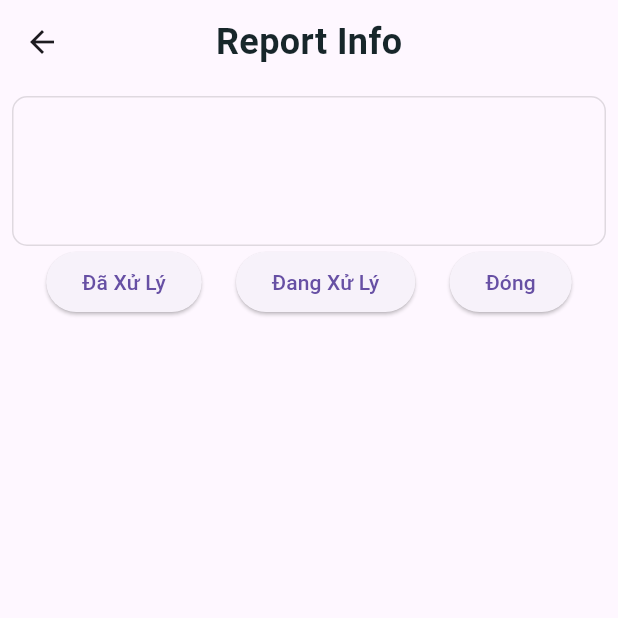
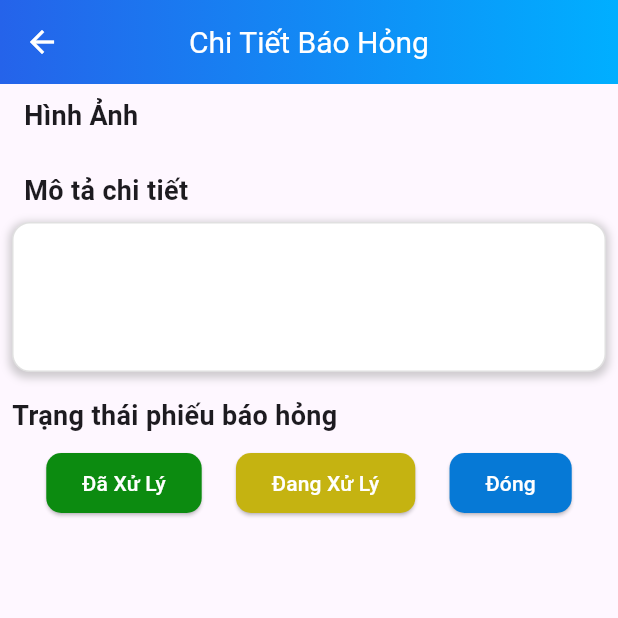
Before and after one commit to Phat723/SE100.011_QL_CSVC, a Flutter app: the ReportInfoScreen screen opened directly with empty values, after a tap on "Đóng", on a phone screen of 412 x 824 dp, the top half of it. Run offline on Flutter 3.47's test engine with Material 3 defaults, Android fonts, the light colour scheme and no system bars; our stand-ins replace carousel_slider, cloud_firestore, dots_indicator, file_picker, firebase_auth, firebase_core and 8 more; missing offline and left inert: excel, flutter_barcode_scanner, syncfusion_flutter_xlsio; accounts and stored records are empty; Roboto replaces fonts that are missing (WorkSans).

Commit message:
update ui

```diff
--- a/school_facility_management/lib/Screen/borrow_slip_management_screen.dart
+++ b/school_facility_management/lib/Screen/borrow_slip_management_screen.dart
@@ -127,7 +127,7 @@ class _BorrowSlipManagementScreenState
                                               mainAxisAlignment: MainAxisAlignment.spaceBetween,
                                               children: [
                                                 const Text("Người Tạo:",style: AppTheme.body1,),
-                                                Text(borrowList[index].creatorEmail, style: AppTheme.title,),
+                                                SizedBox(width: 250, child: Text(borrowList[index].creatorEmail, style: AppTheme.title, overflow: TextOverflow.ellipsis,)),
                                               ],
                                             ),
                                             Row(
--- a/school_facility_management/lib/Screen/report_info_screen.dart
+++ b/school_facility_management/lib/Screen/report_info_screen.dart
@@ -1,4 +1,3 @@
-
 import 'package:cloud_firestore/cloud_firestore.dart';
 import 'package:flutter/material.dart';
 import 'package:get/get.dart';
@@ -7,17 +6,17 @@ import 'package:photo_view/photo_view_gallery.dart';
 import 'package:school_facility_management/Controllers/Report_Controller.dart';
 import 'package:school_facility_management/Controllers/Room_Controller.dart';
 import 'package:school_facility_management/Model/AppTheme.dart';
+import 'package:school_facility_management/Model/theme.dart';
 import 'package:school_facility_management/UserModel/devices_detail_model.dart';
-import 'package:school_facility_management/Model/AppTheme.dart';
 import 'package:school_facility_management/UserModel/report_model.dart';
 
 class ReportInfoScreen extends StatefulWidget {
   final Report selectedReport;
 
-  const ReportInfoScreen({super.key, required this.selectedReport});
+  const ReportInfoScreen({Key? key, required this.selectedReport}) : super(key: key);
 
   @override
-  State<ReportInfoScreen> createState() => _ReportInfoScreenState();
+  _ReportInfoScreenState createState() => _ReportInfoScreenState();
 }
 
 class _ReportInfoScreenState extends State<ReportInfoScreen> {
@@ -39,7 +38,19 @@ class _ReportInfoScreenState extends State<ReportInfoScreen> {
           child: Padding(
             padding: const EdgeInsets.all(8.0),
             child: Column(
+              crossAxisAlignment: CrossAxisAlignment.start,
               children: [
+                Padding(
+                  padding: const EdgeInsets.only(left: 8.0),
+                  child: Text(
+                    'Hình Ảnh',
+                    style: TextStyle(
+                      fontSize: 18,
+                      fontWeight: FontWeight.bold,
+                    ),
+                  ),
+                ),
+                const SizedBox(height: 8),
                 GridView.builder(
                   padding: EdgeInsets.zero,
                   itemCount: report!.imageList.length,
@@ -48,107 +59,165 @@ class _ReportInfoScreenState extends State<ReportInfoScreen> {
                   physics: const NeverScrollableScrollPhysics(),
                   gridDelegate: const SliverGridDelegateWithFixedCrossAxisCount(
                     crossAxisCount: 3,
-                    crossAxisSpacing: 3.0,
-                    mainAxisSpacing: 3.0,
+                    crossAxisSpacing: 8.0,
+                    mainAxisSpacing: 8.0,
                     childAspectRatio: 1,
                   ),
                   itemBuilder: (context, index) {
-                    return LayoutBuilder(builder:
-                        (BuildContext context, BoxConstraints constraints) {
-                      return Center(
-                        child: Container(
-                          height: constraints.maxWidth - 10,
-                          width: constraints.maxHeight - 10,
-                          decoration: BoxDecoration(
-                            borderRadius: BorderRadius.circular(6),
-                            color: Colors.grey,
+                    return LayoutBuilder(
+                      builder: (BuildContext context, BoxConstraints constraints) {
+                        return GestureDetector(
+                          onTap: () {
+                            Get.to(FullScreenImageScreen(
+                              imageUrl: report!.imageList[index],
+                              imageList: report!.imageList,
+                            ));
+                          },
+                          child: ClipRRect(
+                            borderRadius: BorderRadius.circular(12),
+                            child: Hero(
+                              tag: report!.imageList[index],
+                              child: Image.network(
+                                report!.imageList[index],
+                                fit: BoxFit.cover,
+                              ),
+                            ),
                           ),
-                          alignment: Alignment.center,
-                          child: Column(
-                            mainAxisAlignment: MainAxisAlignment.center,
-                            children: [
-                              SizedBox(
-                                height: constraints.maxWidth - 10,
-                                width: constraints.maxHeight - 10,
-                                child: GestureDetector(
-                                  onTap: () {
-                                    Get.to(FullScreenImageScreen(
-                                        imageUrl: report!.imageList[index],imageList: report!.imageList),);
-                                  },
-                                  child: ClipRRect(
-                                    borderRadius: BorderRadius.circular(6),
-                                    child: Hero(
-                                      tag: report!.imageList[index],
-                                      child: Image.network(
-                                        report!.imageList[index],
-                                        fit: BoxFit.cover,
-                                      ),
-                                    ),
-                                  ),
-                                ),
-                              ),
-                            ],
-                          ),
-                        ),
-                      );
-                    });
+                        );
+                      },
+                    );
                   },
                 ),
+                const SizedBox(height: 16),
+                Padding(
+                  padding: const EdgeInsets.only(left: 8.0),
+                  child: Text(
+                    'Mô tả chi tiết',
+                    style: TextStyle(
+                      fontSize: 18,
+                      fontWeight: FontWeight.bold,
+                    ),
+                  ),
+                ),
+                const SizedBox(height: 8),
                 Container(
                   height: 100,
-                  width: context.width,
+                  width: double.infinity,
                   decoration: BoxDecoration(
-                      borderRadius: BorderRadius.circular(10),
-                      border:  Border.all(color: Colors.black12),
+                    borderRadius: BorderRadius.circular(12),
+                    border: Border.all(color: Colors.black12),
+                    color: Colors.white,
+                    boxShadow: [
+                      BoxShadow(
+                        color: Colors.grey.withOpacity(0.5),
+                        spreadRadius: 2,
+                        blurRadius: 4,
+                        offset: const Offset(0, 2),
+                      ),
+                    ],
                   ),
                   child: Padding(
                     padding: const EdgeInsets.all(8.0),
-                    child: Text(report!.description, style: AppTheme.body1,),
+                    child: Text(
+                      report!.description,
+                      style: AppTheme.body1.copyWith(
+                        color: Colors.black,
+                        fontSize: 16,
+                      ),
+                    ),
                   ),
                 ),
+                const SizedBox(height: 16),
+                Text(
+                  'Trạng thái phiếu báo hỏng',
+                  style: TextStyle(
+                    fontSize: 18,
+                    fontWeight: FontWeight.bold,
+                  ),
+                ),
+                const SizedBox(height: 8),
                 Row(
                   mainAxisAlignment: MainAxisAlignment.spaceEvenly,
                   children: [
-                    ElevatedButton(onPressed: (){
-                      DocumentReference docRef = FirebaseFirestore.instance.collection("Report").doc(report!.reportId);
-                      report!.status = "Đã xử lý";
-                      DeviceDetail deviceDetail = DeviceDetail.fromMap(report!.deviceDetail);
-                      roomController.updateStatusDevice(deviceDetail.areaId, deviceDetail.roomId, deviceDetail, 'Sẵn dùng');
-                      docRef.update(report!.toMap());
-                      Get.back();
-                    }, child: const Text("Đã Xử Lý")),
-                    ElevatedButton(onPressed: ()async{
-                      DocumentReference docRef = FirebaseFirestore.instance.collection("Report").doc(report!.reportId);
-                      report!.status = "Đang xử lý";
-                      DeviceDetail deviceDetail = DeviceDetail.fromMap(report!.deviceDetail);
-                      roomController.updateStatusDevice(deviceDetail.areaId, deviceDetail.roomId, deviceDetail, report!.status);
-                      await docRef.update(report!.toMap());
-                      Get.back();
-                    }, child: const Text("Đang Xử Lý")),
-                    ElevatedButton(onPressed: ()async{
-                      DocumentReference docRef = FirebaseFirestore.instance.collection("Report").doc(report!.reportId);
-                      report!.status = "Đóng";
-                      DeviceDetail deviceDetail = DeviceDetail.fromMap(report!.deviceDetail);
-                      roomController.updateStatusDevice(deviceDetail.areaId, deviceDetail.roomId, deviceDetail, "Sẵn dùng");
-                      await docRef.update(report!.toMap());
-                      Get.back();
-                    }, child: const Text("Đóng")),
+                    ElevatedButton(
+                      onPressed: () {
+                        _updateReportStatus("Đã xử lý");
+                      },
+                      child: const Text("Đã Xử Lý"),
+                      style: ElevatedButton.styleFrom(
+                        foregroundColor: Colors.white,
+                        primary: Color.fromARGB(255, 12, 139, 16),
+                        shape: RoundedRectangleBorder(
+                          borderRadius: BorderRadius.circular(10),
+                        ),
+                      ),
+                    ),
+                    ElevatedButton(
+                      onPressed: () async {
+                        _updateReportStatus("Đang xử lý");
+                      },
+                      child: const Text("Đang Xử Lý"),
+                      style: ElevatedButton.styleFrom(
+                        primary: Color.fromARGB(255, 197, 179, 17),
+                        foregroundColor: Colors.white,
+                        shape: RoundedRectangleBorder(
+                          borderRadius: BorderRadius.circular(10),
+                        ),
+                      ),
+                    ),
+                    ElevatedButton(
+                      onPressed: () async {
+                        _updateReportStatus("Đóng");
+                      },
+                      child: const Text("Đóng"),
+                      style: ElevatedButton.styleFrom(
+                        foregroundColor: Colors.white,
+                        primary: Color.fromARGB(255, 6, 121, 214),
+                        shape: RoundedRectangleBorder(
+                          borderRadius: BorderRadius.circular(10),
+                        ),
+                      ),
+                    ),
                   ],
                 ),
-                //Row(children: [ElevatedButton(onPressed: onPressed, child: child), ElevatedButton(onPressed: onPressed, child: child)],)
               ],
             ),
           ),
         ),
       ),
       appBar: AppBar(
+        foregroundColor: Colors.white,
+        title: const Text(
+          'Chi Tiết Báo Hỏng',
+          style: TextStyle(fontSize: 20),
+        ),
         centerTitle: true,
-        title: const Text(
-          "Report Info",
-          style: AppTheme.headline,
+        flexibleSpace: Container(
+          decoration: const BoxDecoration(
+            gradient: LinearGradient(
+              colors: [Themes.gradientDeepClr, Themes.gradientLightClr],
+              begin: Alignment.centerLeft,
+              end: Alignment.centerRight,
+            ),
+          ),
         ),
       ),
     );
+  }
+
+  void _updateReportStatus(String status) async {
+    DocumentReference docRef =
+        FirebaseFirestore.instance.collection("Report").doc(report!.reportId);
+    report!.status = status;
+    DeviceDetail deviceDetail = DeviceDetail.fromMap(report!.deviceDetail);
+    await roomController.updateStatusDevice(
+      deviceDetail.areaId,
+      deviceDetail.roomId,
+      deviceDetail,
+      status == "Đóng" ? "Sẵn dùng" : status,
+    );
+    await docRef.update(report!.toMap());
+    Get.back();
   }
 }
 
@@ -156,7 +225,8 @@ class FullScreenImageScreen extends StatelessWidget {
   final String imageUrl;
   final List<String> imageList;
 
-  const FullScreenImageScreen({super.key, required this.imageUrl, required this.imageList});
+  const FullScreenImageScreen(
+      {Key? key, required this.imageUrl, required this.imageList});
 
   @override
   Widget build(BuildContext context) {
```
Also changed, not shown: school_facility_management/lib/Screen/create_borrow_slip_screen.dart (+114 -69 lines), school_facility_management/lib/Screen/home_screen.dart (+8 -0 lines), school_facility_management/lib/Screen/in_out_management.dart (+6 -3 lines), school_facility_management/lib/Screen/report_management_screen.dart (+93 -25 lines).
